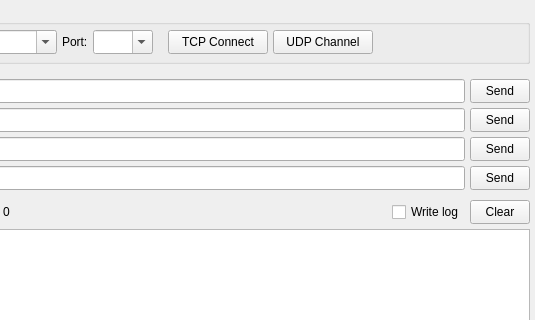
Above: src/sokit/clientform.ui from sinpolib/sokit before the change; both pictures show x 145 to 680 and y 0 to 320 of the 680 by 450 pixel window. Below: the same form after it.
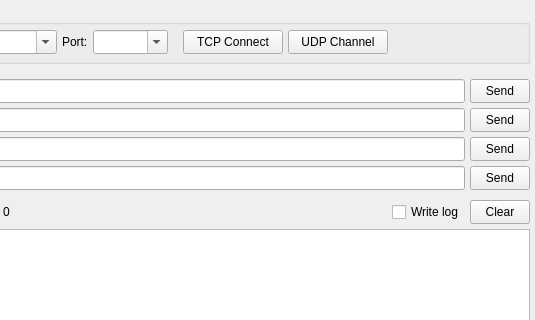
That is the form after the change.

What changed in the file:
```diff
--- a/src/sokit/clientform.ui
+++ b/src/sokit/clientform.ui
@@ -165,13 +165,13 @@
         </property>
         <property name="minimumSize">
          <size>
-          <width>60</width>
+          <width>75</width>
           <height>24</height>
          </size>
         </property>
         <property name="maximumSize">
          <size>
-          <width>60</width>
+          <width>75</width>
           <height>24</height>
          </size>
         </property>
```
Left out of the diff: 6 changed lines with no effect on the pictures.
